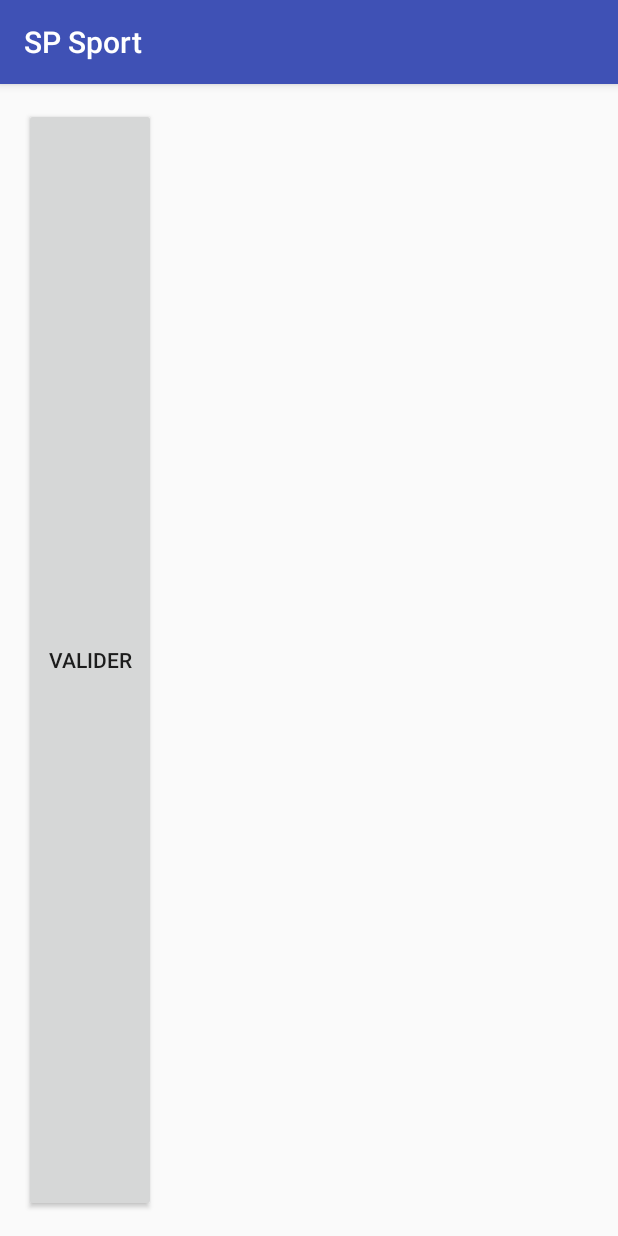
After one commit to Salkyn/SPSport, an Android app: the SummaryEntrainementActivity screen opened directly, with no data from a screen before it, on a phone screen of 412 x 824 dp. The commit adds this screen. Run offline under Robolectric (Android 15) with nearby library versions, the phone set to English and light mode, and no system bars; our stand-ins replace Volley; network calls fail.

Commit message:
Working build wo pre-workout view

```diff
--- a/app/src/main/java/com/kronologia/spsport/ChoixMissionActivity.java
+++ b/app/src/main/java/com/kronologia/spsport/ChoixMissionActivity.java
@@ -22,7 +22,8 @@ public class ChoixMissionActivity extends Activity {
     public View.OnClickListener rcpActListener = new View.OnClickListener() {
         @Override
         public void onClick(View view) {
-            Intent intent = new Intent(ChoixMissionActivity.this, ParametresSessionActivity.class);
+            //TODO passer le type d'entrainement en sharedPreferences
+            Intent intent = new Intent(ChoixMissionActivity.this, EntrainementActivity.class/*SummaryEntrainementActivity.class*/);
             ChoixMissionActivity.this.startActivity(intent);
         }
     };
--- a/app/src/main/java/com/kronologia/spsport/GestionWorkout/Entrainement.java
+++ b/app/src/main/java/com/kronologia/spsport/GestionWorkout/Entrainement.java
@@ -47,7 +47,7 @@ public class Entrainement {
     }
 
     public void start(final int numExo) {
-        Log.i("Entrainement", "Début exo n°" + numExo);
+        Log.i("Entrainement", "Début exo n°" + numExo + " : " + exos[numExo].getName());
         final TextView tvChrono = (TextView) activity.findViewById(R.id.chronometre);
         TextView tvNomSuivant = (TextView) activity.findViewById(R.id.nomExerciceSuivant);
         final ImageView ivExercice = (ImageView) activity.findViewById(R.id.imageExo);
--- a/app/src/main/java/com/kronologia/spsport/GestionWorkout/JSONRequests.java
+++ b/app/src/main/java/com/kronologia/spsport/GestionWorkout/JSONRequests.java
@@ -13,7 +13,6 @@ import com.android.volley.VolleyError;
 import com.android.volley.VolleyLog;
 import com.android.volley.toolbox.JsonArrayRequest;
 import com.kronologia.spsport.AppController;
-import com.kronologia.spsport.EntrainementActivity;
 
 import org.json.JSONArray;
 import org.json.JSONException;
@@ -23,15 +22,11 @@ public class JSONRequests {
 
     private static String TAG = "t";
     private static String baseUrl, file;
-    private static Activity activity;
-    private static Context context;
     private static Entrainement ent;
     private static int SPEED = 1; //Vitesse réelle à 1, augmenter pour débug
 
     public JSONRequests(Context c, Activity a) {
         this.TAG = "tag";
-        this.context = c;
-        this.activity = a;
         this.ent = AppController.getInstance().getEntrainement();
     }
 
--- /dev/null
+++ b/app/src/main/java/com/kronologia/spsport/SummaryEntrainementActivity.java
@@ -0,0 +1,34 @@
+package com.kronologia.spsport;
+
+import android.content.Intent;
+import android.support.v7.app.AppCompatActivity;
+import android.os.Bundle;
+import android.view.View;
+import android.widget.Button;
+
+import com.kronologia.spsport.GestionWorkout.JSONRequests;
+
+public class SummaryEntrainementActivity extends AppCompatActivity {
+
+    @Override
+    protected void onCreate(Bundle savedInstanceState) {
+        super.onCreate(savedInstanceState);
+        setContentView(R.layout.activity_summary_entrainement);
+
+        AppController.getInstance().createEntrainement(1, getApplicationContext(), this);
+
+        JSONRequests j = new JSONRequests(getApplicationContext(), this);
+        j.setEntrainement();
+
+        Button validerButton = (Button) findViewById(R.id.valider_button);
+        validerButton.setOnClickListener(validerButtonListener);
+    }
+
+    public View.OnClickListener validerButtonListener = new View.OnClickListener() {
+        @Override
+        public void onClick(View view) {
+            Intent intent = new Intent(SummaryEntrainementActivity.this, EntrainementActivity.class);
+            SummaryEntrainementActivity.this.startActivity(intent);
+        }
+    };
+}
--- a/app/src/main/res/layout/activity_main_menu.xml
+++ b/app/src/main/res/layout/activity_main_menu.xml
@@ -31,7 +31,7 @@
         android:id="@+id/menu_blessures_button"
         android:layout_height="wrap_content"
         android:layout_width="wrap_content"
-        android:text="@string/retour_blessure"
+        android:text="@string/random_entrainement"
         android:layout_below="@+id/menu_missions_button"
         />
 
--- /dev/null
+++ b/app/src/main/res/layout/activity_summary_entrainement.xml
@@ -0,0 +1,19 @@
+<?xml version="1.0" encoding="utf-8"?>
+<RelativeLayout xmlns:android="http://schemas.android.com/apk/res/android"
+    xmlns:tools="http://schemas.android.com/tools"
+    android:layout_width="match_parent"
+    android:layout_height="match_parent"
+    android:orientation="vertical"
+    android:paddingBottom="@dimen/activity_vertical_margin"
+    android:paddingLeft="@dimen/activity_horizontal_margin"
+    android:paddingRight="@dimen/activity_horizontal_margin"
+    android:paddingTop="@dimen/activity_vertical_margin"
+    tools:context=".SummaryEntrainementActivity">
+
+    <Button
+        android:layout_width="wrap_content"
+        android:layout_height="match_parent"
+        android:text="@string/valider"
+        android:id="@+id/valider_button"/>
+
+</RelativeLayout>
--- a/app/src/main/res/values/strings.xml
+++ b/app/src/main/res/values/strings.xml
@@ -3,6 +3,7 @@
     <string name="valider">Valider</string>
     <string name="fin">Fin</string>
 
+    <string name="random_entrainement">Entraînement aléatoire</string>
     <string name="retour_blessure">Retour de blessure</string>
     <string name="nos_missions">Nos missions</string>
     <string name="rcp">Réanimation Cardio Pulmonaire</string>
```
Also changed, not shown: app/src/main/AndroidManifest.xml (+8 -7 lines), app/src/main/java/com/kronologia/spsport/EntrainementActivity.java (+9 -10 lines).
